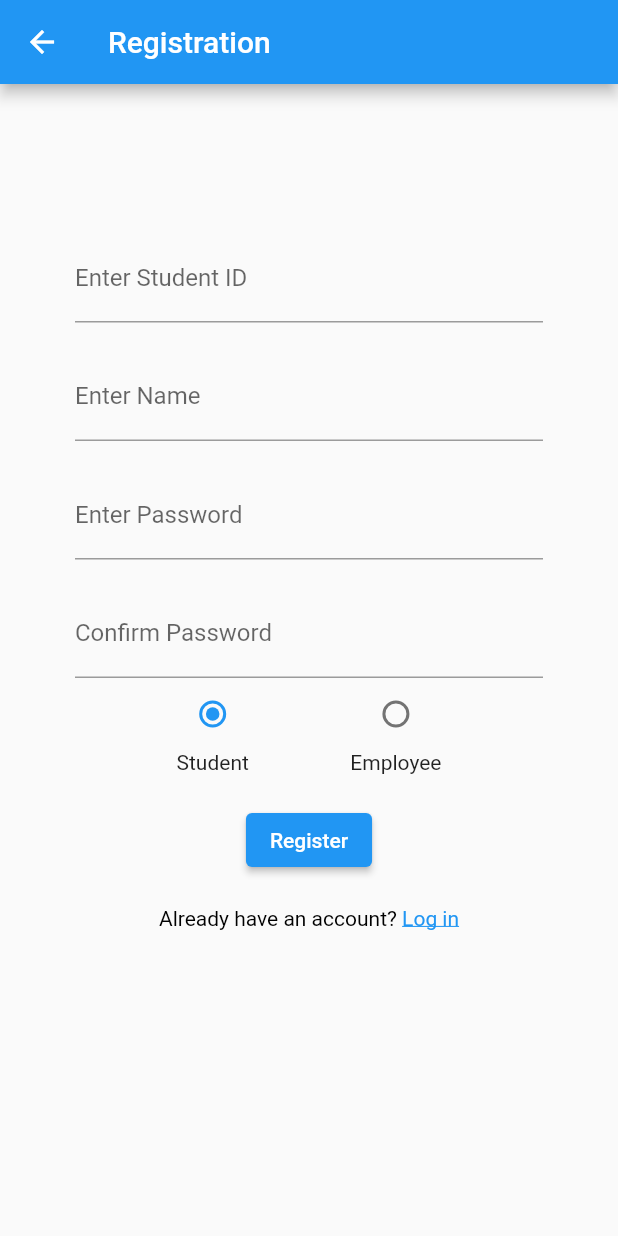
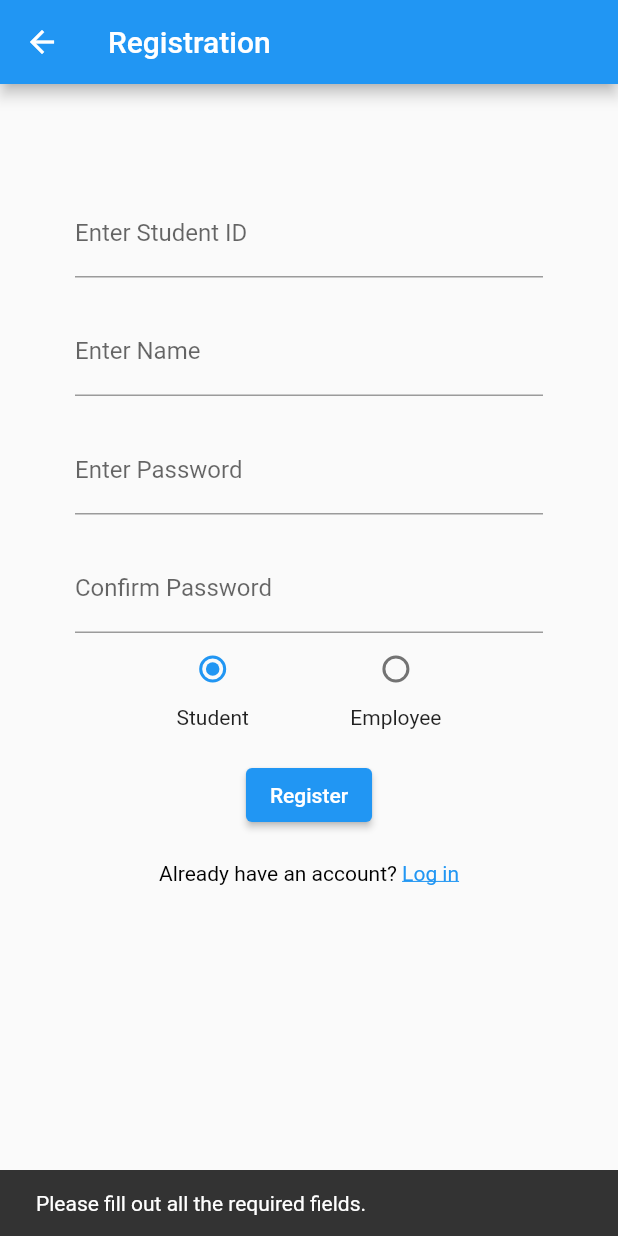
Before and after one commit to bitany/S.H.E.A.R.A, a Flutter app: the RegistrationScreen screen opened directly, after a tap on "Register", on a phone screen of 412 x 824 dp. Run offline on Flutter 3.47's test engine with Material 2 defaults, Android fonts, the phone set to English and light mode, and no system bars; our stand-ins replace sqflite; missing offline and left inert: bcrypt; accounts and stored records are empty.

Commit message:
Updated database, registration, and main dart files
Updated database, registration, and main dart files
Login page still WIP

```diff
--- a/sheara/lib/main.dart
+++ b/sheara/lib/main.dart
@@ -11,7 +11,7 @@ class MyApp extends StatelessWidget {
     return MaterialApp(
       home: Scaffold(
         appBar: AppBar(
-          title: Text('Register/Login Page'),
+          title: Text('S.H.E.A.R.A'),
         ),
         body: Center(
           child: Column(
--- a/sheara/lib/model/account.dart
+++ b/sheara/lib/model/account.dart
@@ -19,27 +19,26 @@ class accountsFields {
 
 class account {
   final int? id;
-  final String password;
-  final bool isAuthenticated;
-  final String firstname;
-  final String lastname;
-  final String dispname;
+  String password;
+  bool isAuthenticated;
+  int? sidnumber;
+  int? eidnumber;
+  String firstname;
+  String lastname;
+  String dispname;
   final DateTime timeCreated;
 
-  final int? sidnumber;
-  final int? eidnumber;
-
-  const account({
+  account({
     this.id,
     required this.password,
     required this.isAuthenticated,
-    required this.firstname,
-    required this.lastname,
+    this.sidnumber,
+    this.eidnumber,
+    this.firstname = '',
+    this.lastname = '',
     required this.dispname,
     required this.timeCreated,
 
-    this.sidnumber,
-    this.eidnumber,
   }): assert((sidnumber == null && eidnumber != null) || (sidnumber != null && eidnumber == null));
 
   account copy({
--- a/sheara/lib/registration.dart
+++ b/sheara/lib/registration.dart
@@ -1,7 +1,9 @@
 import 'package:flutter/gestures.dart';
 import 'package:flutter/material.dart';
-import 'package:flutter/services.dart';
+import 'package:sqflite/sqflite.dart';
 import 'login.dart';
+import '../model/account.dart';
+import '../database/accountsDatabase.dart';
 
 class RegistrationScreen extends StatefulWidget {
   @override
@@ -11,7 +13,7 @@ class RegistrationScreen extends StatefulWidget {
 class _RegistrationScreenState extends State<RegistrationScreen> {
   String _selectedUserType = 'Student'; // Default user type
 
-  TextEditingController _idController = TextEditingController();
+  TextEditingController _idxController = TextEditingController();
   TextEditingController _displayNameController = TextEditingController();
   TextEditingController _passwordController = TextEditingController();
   TextEditingController _confirmPasswordController = TextEditingController();
@@ -29,14 +31,15 @@ class _RegistrationScreenState extends State<RegistrationScreen> {
       appBar: AppBar(
         title: Text('Registration'),
       ),
-      body: Padding(
-        padding: EdgeInsets.symmetric(vertical: 80.0, horizontal: 50.0),
+      body: SingleChildScrollView(
+        child: Padding(
+          padding: EdgeInsets.symmetric(vertical: 50.0, horizontal: 50.0),
           child: Column(
             crossAxisAlignment: CrossAxisAlignment.start,
             children: <Widget>[
               SizedBox(height: 20),
               TextField(
-              controller: _idController,
+                controller: _idxController,
                 keyboardType: TextInputType.number,
                 decoration: InputDecoration(
                   labelText: _selectedUserType == 'Student'
@@ -103,7 +106,58 @@ class _RegistrationScreenState extends State<RegistrationScreen> {
               SizedBox(height: 20),
               Center(
                 child: ElevatedButton(
-                onPressed: () {
+                  onPressed: () async {
+                    String idx = _idxController.text;
+                    String displayName = _displayNameController.text;
+                    String password = _passwordController.text;
+                    String confirmPassword = _confirmPasswordController.text;
+
+                    if (idx.isEmpty || displayName.isEmpty || password.isEmpty || confirmPassword.isEmpty) {
+                      ScaffoldMessenger.of(context).showSnackBar(SnackBar(content: Text('Please fill out all the required fields.')));
+                      return;
+                    }
+
+                    if (password != confirmPassword) {
+                      ScaffoldMessenger.of(context).showSnackBar(SnackBar(content: Text('Sorry, the two passwords you entered do not match.')));
+                      return;
+                    }
+
+                    int? sidNumber;
+                    int? eidNumber;
+                    if (_selectedUserType == 'Student') {
+                      sidNumber = int.parse(idx);
+                    } else if (_selectedUserType == 'Employee') {
+                      eidNumber = int.parse(idx);
+                    }
+
+                    if ((sidNumber == null && eidNumber == null) || (sidNumber != null && sidNumber <= 0) || (eidNumber != null && eidNumber <= 0)) {
+                      ScaffoldMessenger.of(context).showSnackBar(SnackBar(content: Text('Sorry, your ID number is invalid.')));
+                      return;
+                    }
+
+                    account newAccount = account(
+                      sidnumber: sidNumber,
+                      eidnumber: eidNumber,
+                      dispname: displayName,
+                      password: password,
+                      isAuthenticated: false,
+                      timeCreated: DateTime.now(),
+                    );
+
+                    try {
+                      await accountsDatabase.instance.create(newAccount);
+                      ScaffoldMessenger.of(context).showSnackBar(SnackBar(content: Text('Account created successfully!')));
+                      Navigator.pushReplacement(
+                        context,
+                        MaterialPageRoute(builder: (context) => LoginScreen()),
+                      );
+                    } catch (e) {
+                      if (e is DatabaseException && e.isUniqueConstraintError()) {
+                        ScaffoldMessenger.of(context).showSnackBar(SnackBar(content: Text('Sorry, this ID number is already registered.')));
+                      } else {
+                        ScaffoldMessenger.of(context).showSnackBar(SnackBar(content: Text('Sorry, something went wrong while creating your account. Error: $e')));
+                      }
+                    }
                   },
                   child: Text('Register'),
                 ),
@@ -131,6 +185,7 @@ class _RegistrationScreenState extends State<RegistrationScreen> {
             ],
           ),
         ),
+      ),
     );
   }
 }
```
Also changed, not shown: sheara/lib/database/accountEdit.dart (added, +81 -0 lines), sheara/lib/database/accountsDatabase.dart (+69 -4 lines), sheara/lib/database/accountsMasterlist.dart (added, +121 -0 lines), sheara/lib/login.dart (+57 -5 lines). Lines whose indentation alone changed are shown as unchanged.
